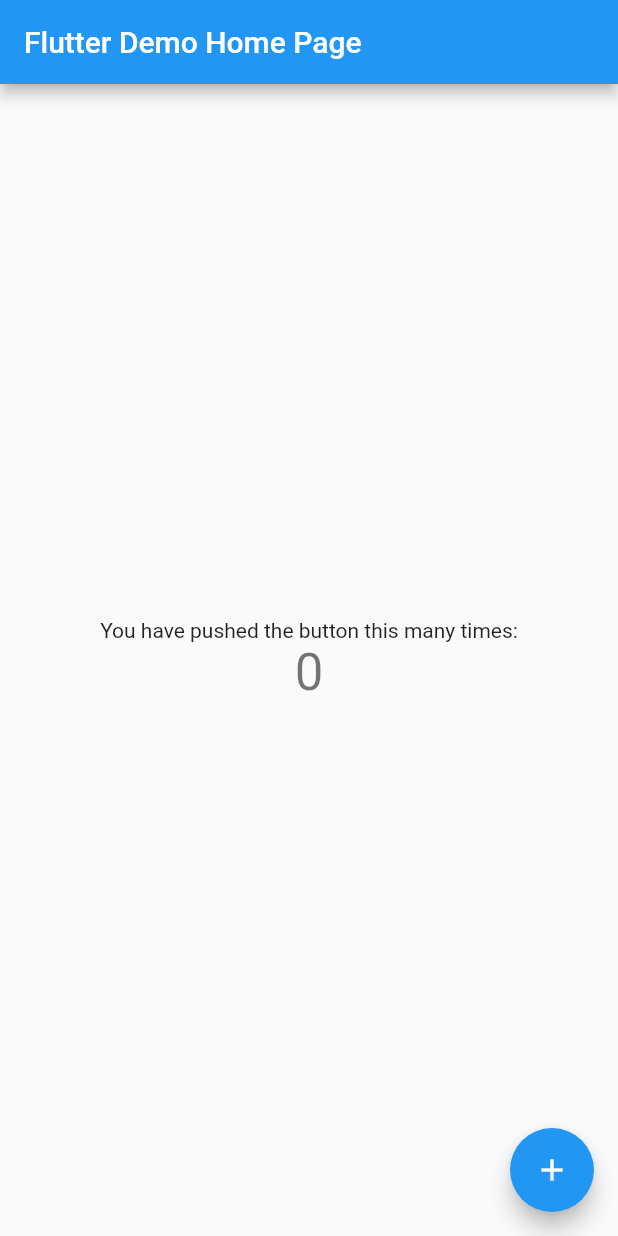
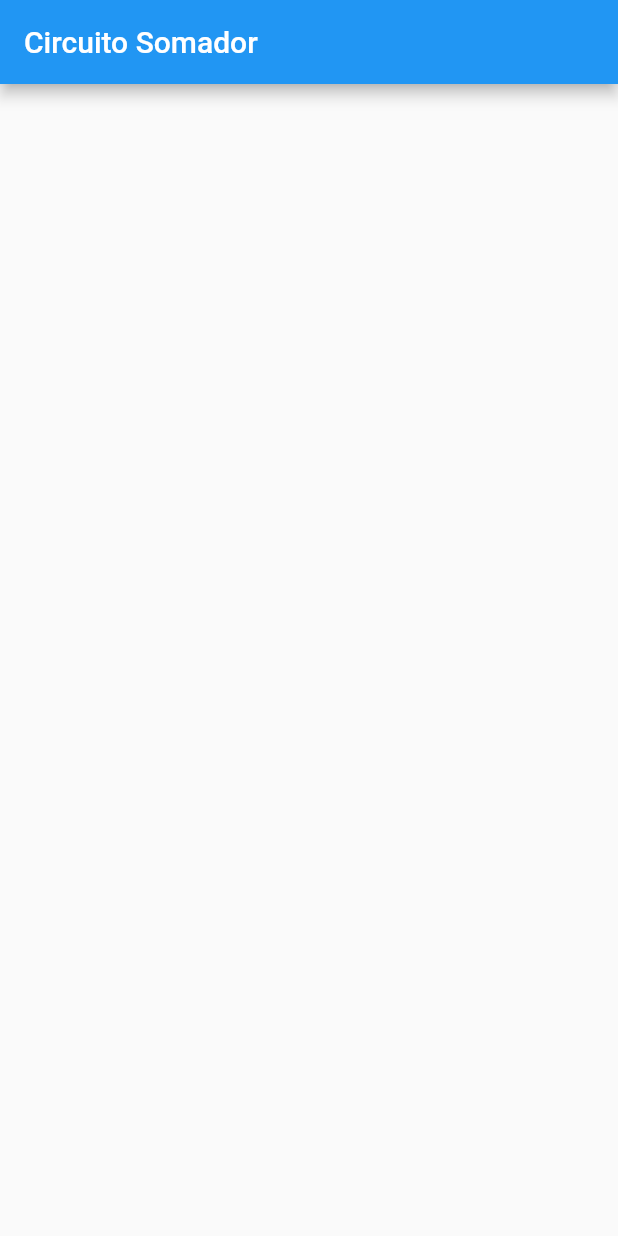
Before and after one commit to luiz-matias/tads-arqsis, a Flutter app: the screen it shows after launch, on a phone screen of 412 x 824 dp. Run offline on Flutter 3.47's test engine with Material 2 defaults, Android fonts, the phone set to English and light mode, and no system bars.

Commit message:
Home page created

```diff
--- a/adder_circuit/lib/main.dart
+++ b/adder_circuit/lib/main.dart
@@ -1,3 +1,4 @@
+import 'package:adder_circuit/pages/home_page.dart';
 import 'package:flutter/material.dart';
 
 void main() => runApp(MyApp());
@@ -7,105 +8,11 @@ class MyApp extends StatelessWidget {
   @override
   Widget build(BuildContext context) {
     return MaterialApp(
-      title: 'Flutter Demo',
+      title: 'Adder Circuit',
       theme: ThemeData(
-        // This is the theme of your application.
-        //
-        // Try running your application with "flutter run". You'll see the
-        // application has a blue toolbar. Then, without quitting the app, try
-        // changing the primarySwatch below to Colors.green and then invoke
-        // "hot reload" (press "r" in the console where you ran "flutter run",
-        // or simply save your changes to "hot reload" in a Flutter IDE).
-        // Notice that the counter didn't reset back to zero; the application
-        // is not restarted.
         primarySwatch: Colors.blue,
       ),
-      home: MyHomePage(title: 'Flutter Demo Home Page'),
+      home: HomePage(),
     );
   }
 }
-
-class MyHomePage extends StatefulWidget {
-  MyHomePage({Key key, this.title}) : super(key: key);
-
-  // This widget is the home page of your application. It is stateful, meaning
-  // that it has a State object (defined below) that contains fields that affect
-  // how it looks.
-
-  // This class is the configuration for the state. It holds the values (in this
-  // case the title) provided by the parent (in this case the App widget) and
-  // used by the build method of the State. Fields in a Widget subclass are
-  // always marked "final".
-
-  final String title;
-
-  @override
-  _MyHomePageState createState() => _MyHomePageState();
-}
-
-class _MyHomePageState extends State<MyHomePage> {
-  int _counter = 0;
-
-  void _incrementCounter() {
-    setState(() {
-      // This call to setState tells the Flutter framework that something has
-      // changed in this State, which causes it to rerun the build method below
-      // so that the display can reflect the updated values. If we changed
-      // _counter without calling setState(), then the build method would not be
-      // called again, and so nothing would appear to happen.
-      _counter++;
-    });
-  }
-
-  @override
-  Widget build(BuildContext context) {
-    // This method is rerun every time setState is called, for instance as done
-    // by the _incrementCounter method above.
-    //
-    // The Flutter framework has been optimized to make rerunning build methods
-    // fast, so that you can just rebuild anything that needs updating rather
-    // than having to individually change instances of widgets.
-    return Scaffold(
-      appBar: AppBar(
-        // Here we take the value from the MyHomePage object that was created by
-        // the App.build method, and use it to set our appbar title.
-        title: Text(widget.title),
-      ),
-      body: Center(
-        // Center is a layout widget. It takes a single child and positions it
-        // in the middle of the parent.
-        child: Column(
-          // Column is also a layout widget. It takes a list of children and
-          // arranges them vertically. By default, it sizes itself to fit its
-          // children horizontally, and tries to be as tall as its parent.
-          //
-          // Invoke "debug painting" (press "p" in the console, choose the
-          // "Toggle Debug Paint" action from the Flutter Inspector in Android
-          // Studio, or the "Toggle Debug Paint" command in Visual Studio Code)
-          // to see the wireframe for each widget.
-          //
-          // Column has various properties to control how it sizes itself and
-          // how it positions its children. Here we use mainAxisAlignment to
-          // center the children vertically; the main axis here is the vertical
-          // axis because Columns are vertical (the cross axis would be
-          // horizontal).
-          mainAxisAlignment: MainAxisAlignment.center,
-          children: <Widget>[
-            Text(
-              'You have pushed the button this many times:',
-            ),
-            Text(
-              '$_counter',
-              style: Theme.of(context).textTheme.display1,
-            ),
-          ],
-        ),
-      ),
-      floatingActionButton: FloatingActionButton(
-        onPressed: _incrementCounter,
-        tooltip: 'Increment',
-        child: Icon(Icons.add),
-      ), // This trailing comma makes auto-formatting nicer for build methods.
-    );
-  }
-}
--- /dev/null
+++ b/adder_circuit/lib/pages/home_page.dart
@@ -0,0 +1,12 @@
+import 'package:flutter/material.dart';
+
+class HomePage extends StatelessWidget {
+  @override
+  Widget build(BuildContext context) {
+    return Scaffold(
+      appBar: AppBar(
+        title: Text("Circuito Somador"),
+      ),
+    );
+  }
+}
```
